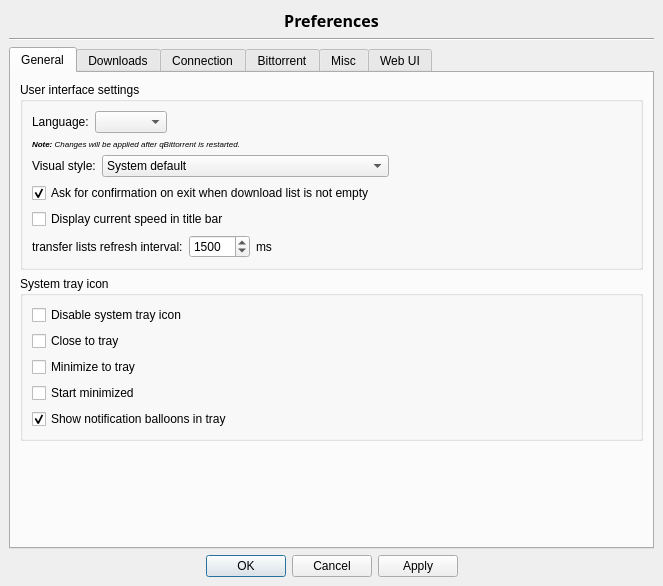
Before: the Qt Designer form src/options.ui in SysAdminDoc/qBittorrent-Vanced, drawn with Qt 5.
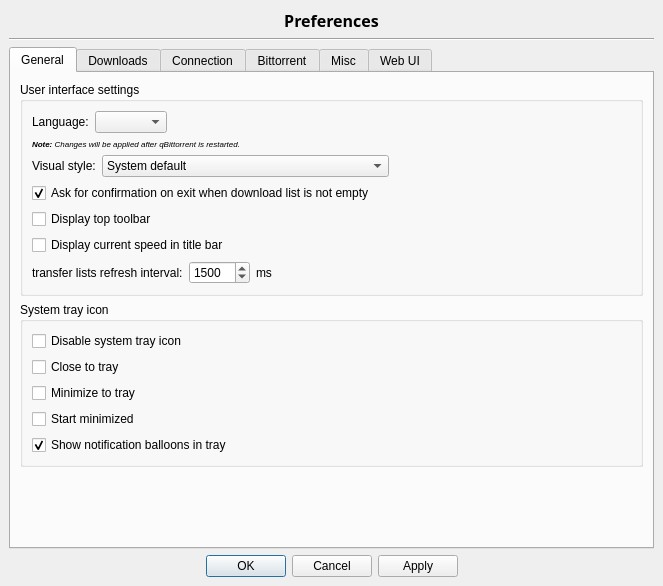
After: the same form once the commit is applied. Icons and pictures are not drawn.

Commit message: - Queued torrents are now identified in Web UI - Improved transfer list update for queued torrents - Allow to show/hide top toolbar - top toolbar is now hidden as a default - Connection status is now displayed in status bar (bottom) - Removed "Disconnected" connection status (bad detection) - Added increase/decrease priority actions to Edit menu - Added keyboard shortcuts for increase/decrease priority actions

```diff
--- a/src/options.ui
+++ b/src/options.ui
@@ -209,6 +209,13 @@
             </property>
            </widget>
           </item>
+          <item>
+           <widget class="QCheckBox" name="checkDisplayToolbar" >
+            <property name="text" >
+             <string>Display top toolbar</string>
+            </property>
+           </widget>
+          </item>
           <item>
            <widget class="QCheckBox" name="checkSpeedInTitle" >
             <property name="text" >
```
The commit also changes 22 other files.
